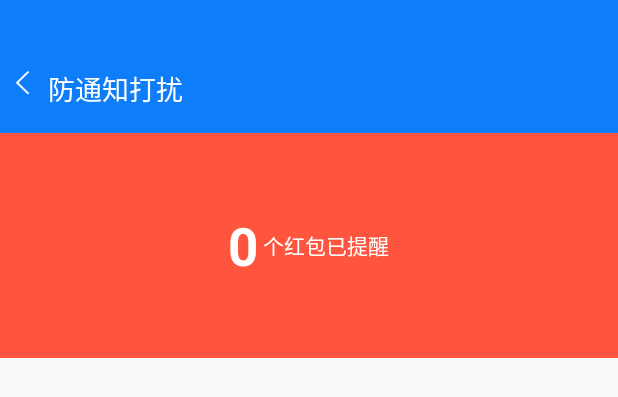
After one commit to sshhsun-code/SecurityApp, an Android app: the layout activity_redpacket.xml on its own in the app's theme, with its tools: preview values and no code run, on a phone screen of 412 x 824 dp. The commit adds this screen. Shown: the top 397 px of the screen. Run offline under Robolectric (Android 15) with nearby library versions, the phone set to English and light mode, and no system bars.

Commit message:
[Main] 主界面进行大的修改

```diff
--- a/app/build.gradle
+++ b/app/build.gradle
@@ -25,5 +25,6 @@ dependencies {
         exclude group: 'com.android.support', module: 'support-annotations'
     })
     compile 'com.android.support:appcompat-v7:24.1.1'
+    compile 'com.github.lzyzsd:circleprogress:1.2.1'
     testCompile 'junit:junit:4.12'
 }
--- /dev/null
+++ b/app/src/main/res/layout/activity_redpacket.xml
@@ -0,0 +1,37 @@
+<?xml version="1.0" encoding="utf-8"?>
+<RelativeLayout xmlns:tools="http://schemas.android.com/tools"
+    xmlns:android="http://schemas.android.com/apk/res/android"
+    tools:context=".ui.MainActivity"
+    android:layout_width="match_parent"
+    android:layout_height="match_parent">
+
+    <include android:id="@+id/main_top"
+        layout="@layout/normal_title"/>
+    <RelativeLayout
+        android:id="@+id/redpacket_layout"
+        android:layout_width="match_parent"
+        android:layout_below="@id/main_top"
+        android:layout_height="150dp"
+        android:gravity="center_horizontal"
+        android:background="@color/safepay_default_bg_red">
+        <TextView
+            android:id="@+id/record_count"
+            android:layout_width="wrap_content"
+            android:layout_height="wrap_content"
+            android:textColor="#fff"
+            android:textStyle="bold"
+            android:textSize="35sp"
+            android:layout_centerVertical="true"
+            android:layout_marginRight="3dp"
+            android:text="0"/>
+        <TextView
+            android:layout_toRightOf="@id/record_count"
+            android:layout_width="wrap_content"
+            android:layout_height="wrap_content"
+            android:layout_centerVertical="true"
+            android:textColor="#fff"
+            android:text="个红包已提醒"/>
+
+    </RelativeLayout>
+
+</RelativeLayout>
--- a/app/src/main/res/layout/fun_grid_item.xml
+++ b/app/src/main/res/layout/fun_grid_item.xml
@@ -3,7 +3,7 @@
     android:orientation="vertical"
     android:layout_width="match_parent"
     android:gravity="center"
-    android:padding="15dp"
+    android:padding="25dp"
     android:background="#fff"
     android:layout_margin="1dp"
     android:layout_height="wrap_content">
--- a/app/src/main/res/layout/main_title.xml
+++ b/app/src/main/res/layout/main_title.xml
@@ -1,8 +1,9 @@
 <?xml version="1.0" encoding="utf-8"?>
 <RelativeLayout xmlns:android="http://schemas.android.com/apk/res/android"
     android:layout_width="match_parent"
-    android:background="@color/safepay_default_bg_red"
+    android:background="#2c5aa9"
     android:paddingTop="20dp"
+    android:id="@+id/title_layout"
     android:paddingBottom="5dp"
     android:layout_height="wrap_content">
     <ImageView
--- a/build.gradle
+++ b/build.gradle
@@ -6,7 +6,6 @@ buildscript {
     }
     dependencies {
         classpath 'com.android.tools.build:gradle:2.2.3'
-
         // NOTE: Do not place your application dependencies here; they belong
         // in the individual module build.gradle files
     }
@@ -15,6 +14,7 @@ buildscript {
 allprojects {
     repositories {
         jcenter()
+        maven { url "https://jitpack.io" }
     }
 }
 
```
Also changed, not shown: app/src/main/AndroidManifest.xml (+8 -0 lines), app/src/main/java/com/example/sunqi/securityking/ui/MainActivity.java (+39 -2 lines), app/src/main/java/com/example/sunqi/securityking/ui/RedPacketActivity.java (added, +29 -0 lines), app/src/main/res/layout/activity_main.xml (+51 -30 lines), app/src/main/res/drawable-xxhdpi/bingdu.png (added), app/src/main/res/drawable-xxhdpi/manager.png (added), app/src/main/res/drawable-xxhdpi/notify.png (added), app/src/main/res/drawable-xxhdpi/redpacket.png (added), app/src/main/res/drawable-xxhdpi/share.png (added), app/src/main/res/drawable-xxhdpi/switch_close.png (added), app/src/main/res/drawable-xxhdpi/switch_on_3.png (added), app/src/main/res/drawable-xxhdpi/switch_open.png (added), app/src/main/res/drawable-xxhdpi/switch_open_1.png (added).
